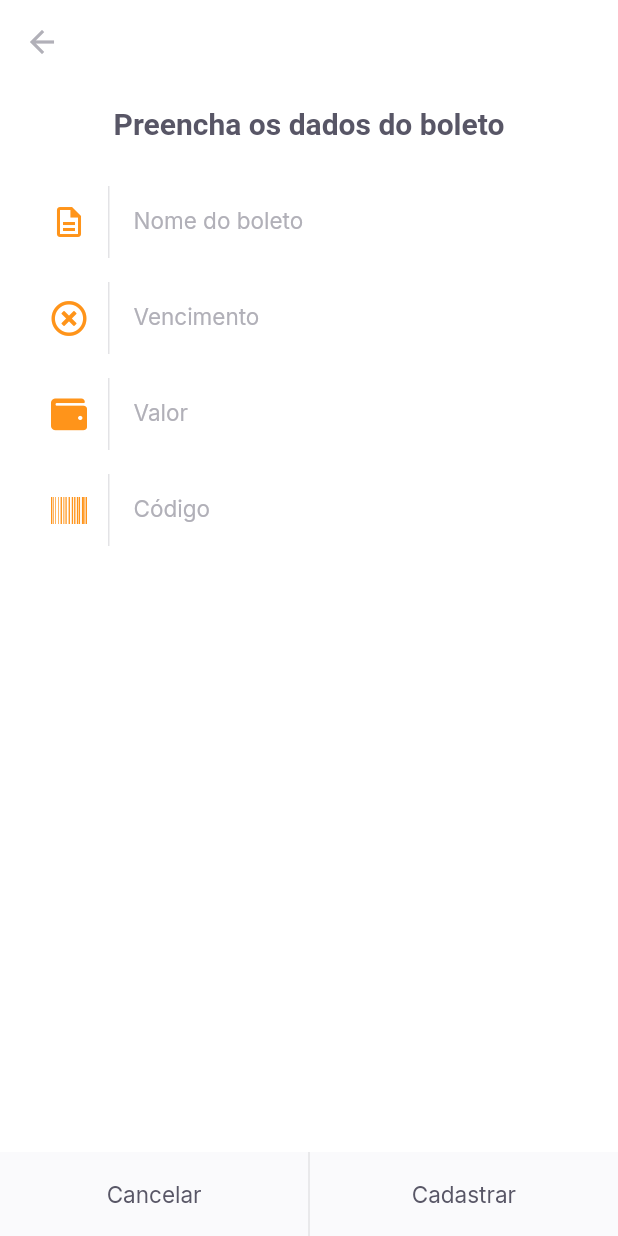
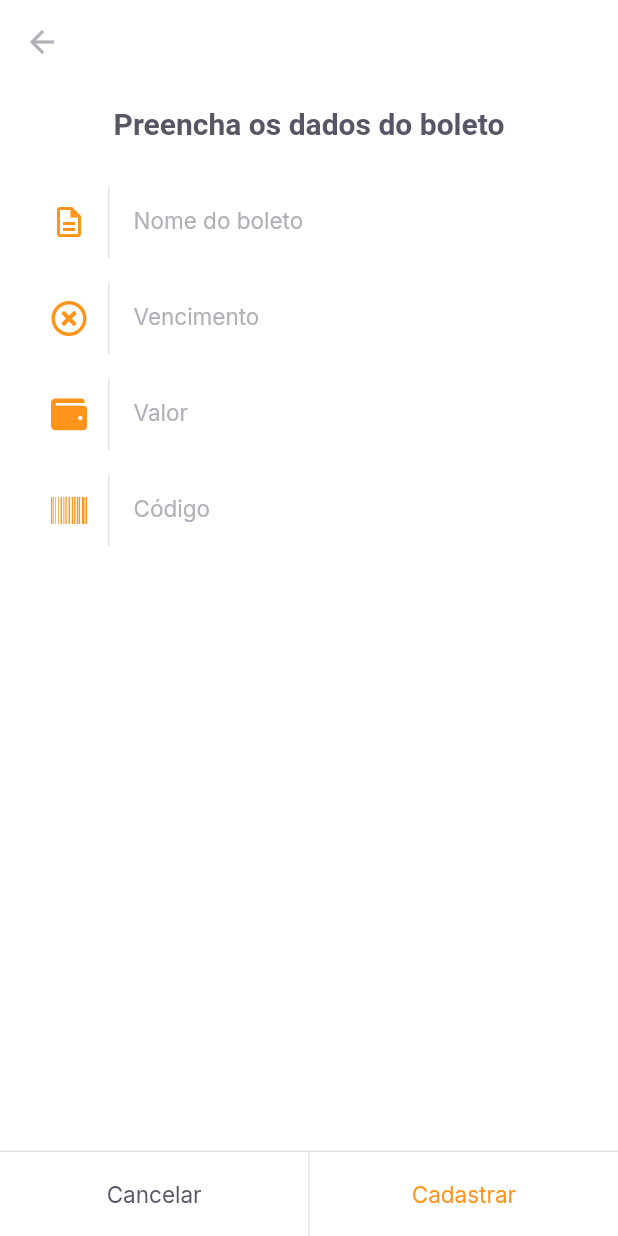
Before and after one commit to fell-lucas/payflow, a Flutter app: the InsertBoletoPage screen opened by its route, on a phone screen of 412 x 824 dp. Run offline on Flutter 3.47's test engine with Material 2 defaults, Android fonts, the phone set to English and light mode, and no system bars; our stand-ins replace camera, firebase_core, font_awesome_flutter, google_fonts, google_sign_in, image_picker and 1 more; missing offline and left inert: google_ml_kit; accounts and stored records are empty.

Commit message:
secondary color button set

```diff
--- a/lib/shared/widgets/set_label_buttons/set_label_buttons.dart
+++ b/lib/shared/widgets/set_label_buttons/set_label_buttons.dart
@@ -10,6 +10,7 @@ class SetLabelButtons extends StatelessWidget {
   final String secondaryLabel;
   final VoidCallback secondaryCb;
   final bool enablePrimaryColor;
+  final bool enableSecondaryColor;
   const SetLabelButtons({
     Key? key,
     required this.primaryLabel,
@@ -17,13 +18,24 @@ class SetLabelButtons extends StatelessWidget {
     required this.secondaryLabel,
     required this.secondaryCb,
     this.enablePrimaryColor = false,
+    this.enableSecondaryColor = false,
   }) : super(key: key);
 
   @override
   Widget build(BuildContext context) {
     return Container(
+      height: 57,
+      color: AppColors.background,
+      child: Column(
+        mainAxisSize: MainAxisSize.min,
+        children: [
+          Divider(
+            thickness: 1,
+            height: 1,
+            color: AppColors.stroke,
+          ),
+          Container(
             height: 56,
-      color: AppColors.shape,
             child: Row(
               children: [
                 Expanded(
@@ -38,6 +50,10 @@ class SetLabelButtons extends StatelessWidget {
                   child: LabelButton(
                     label: secondaryLabel,
                     onPressed: secondaryCb,
+                    style: enableSecondaryColor ? TextStyles.buttonPrimary : null,
+                  ),
+                ),
+              ],
             ),
           ),
         ],
```
Lines whose indentation alone changed are shown as unchanged.
